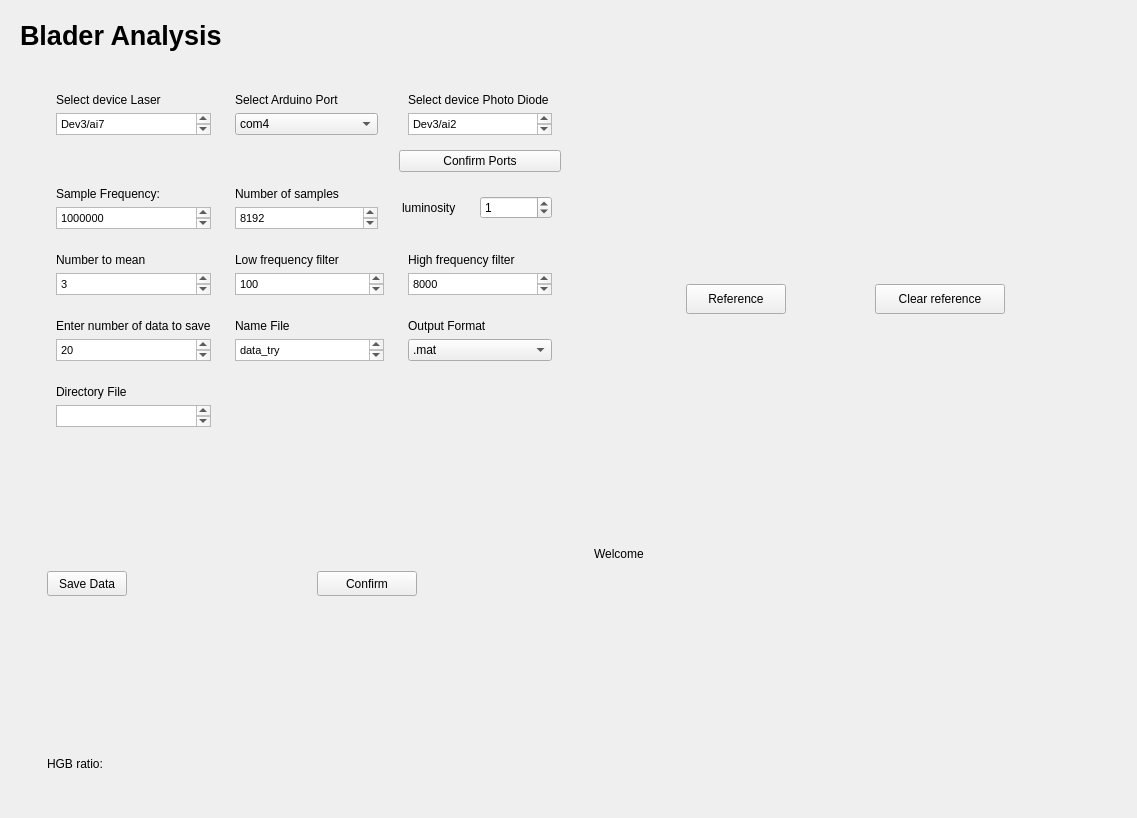
Qt form GlobalGUI/gui/uis/pages/main_pages.ui (SSierraAl/OFI-Blader-Analysis) before a commit.
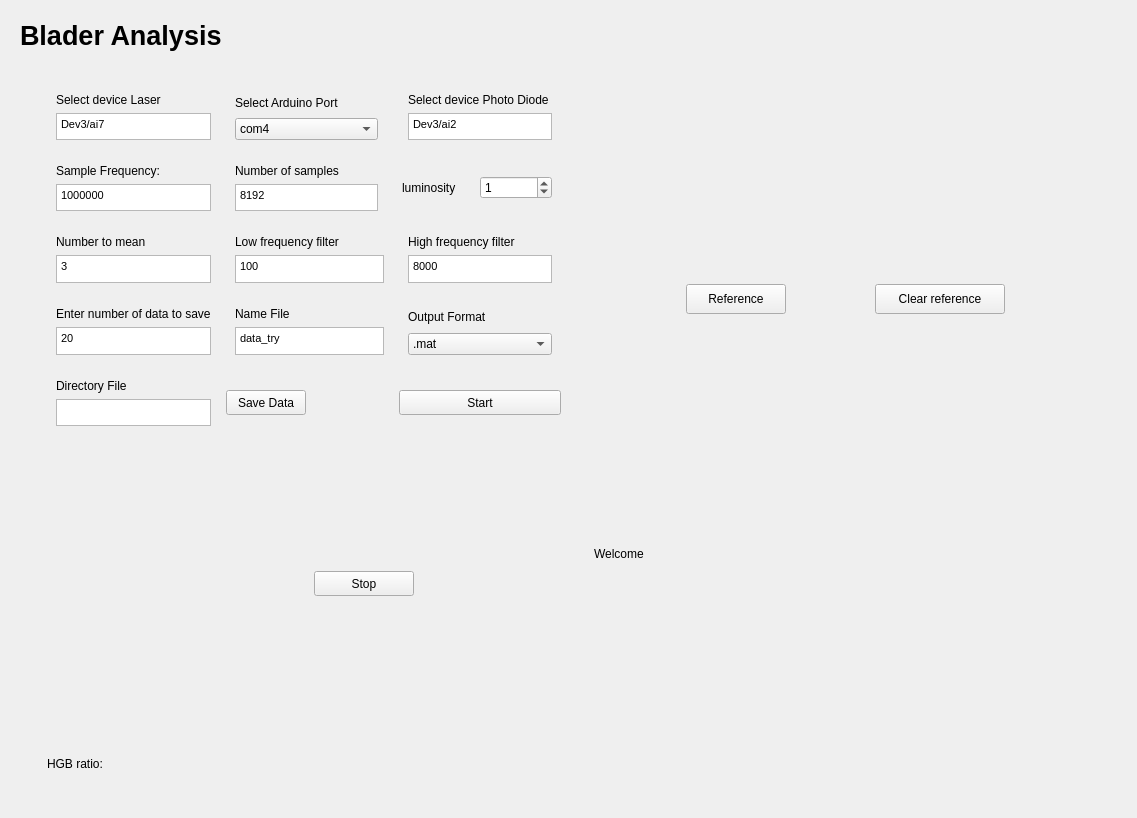
The same form after that commit.

Diff of the .ui file:
```diff
--- a/GlobalGUI/gui/uis/pages/main_pages.ui
+++ b/GlobalGUI/gui/uis/pages/main_pages.ui
@@ -1302,19 +1302,6 @@
                   </layout>
                  </widget>
                 </item>
-                <item row="3" column="4">
-                 <widget class="QPushButton" name="portsButton">
-                  <property name="maximumSize">
-                   <size>
-                    <width>200</width>
-                    <height>25</height>
-                   </size>
-                  </property>
-                  <property name="text">
-                   <string>Confirm Ports</string>
-                  </property>
-                 </widget>
-                </item>
                 <item row="8" column="2">
                  <spacer name="verticalSpacer_6">
                   <property name="orientation">
@@ -1831,12 +1818,77 @@
                   </property>
                  </spacer>
                 </item>
+                <item row="7" column="4">
+                 <widget class="QPushButton" name="portsButton">
+                  <property name="maximumSize">
+                   <size>
+                    <width>200</width>
+                    <height>25</height>
+                   </size>
+                  </property>
+                  <property name="text">
+                   <string>Start</string>
+                  </property>
+                 </widget>
+                </item>
+                <item row="7" column="2">
+                 <widget class="QPushButton" name="Save_Data">
+                  <property name="maximumSize">
+                   <size>
+                    <width>80</width>
+                    <height>25</height>
+                   </size>
+                  </property>
+                  <property name="text">
+                   <string>Save Data</string>
+                  </property>
+                 </widget>
+                </item>
                </layout>
               </widget>
              </item>
              <item>
               <widget class="QWidget" name="widget_5" native="true">
                <layout class="QGridLayout" name="gridLayout_4">
+                <item row="3" column="1" rowspan="2">
+                 <spacer name="horizontalSpacer_15">
+                  <property name="orientation">
+                   <enum>Qt::Horizontal</enum>
+                  </property>
+                  <property name="sizeHint" stdset="0">
+                   <size>
+                    <width>198</width>
+                    <height>20</height>
+                   </size>
+                  </property>
+                 </spacer>
+                </item>
+                <item row="3" column="4" rowspan="2">
+                 <spacer name="horizontalSpacer_14">
+                  <property name="orientation">
+                   <enum>Qt::Horizontal</enum>
+                  </property>
+                  <property name="sizeHint" stdset="0">
+                   <size>
+                    <width>197</width>
+                    <height>20</height>
+                   </size>
+                  </property>
+                 </spacer>
+                </item>
+                <item row="0" column="2">
+                 <spacer name="verticalSpacer_17">
+                  <property name="orientation">
+                   <enum>Qt::Vertical</enum>
+                  </property>
+                  <property name="sizeHint" stdset="0">
+                   <size>
+                    <width>20</width>
+                    <height>40</height>
+                   </size>
+                  </property>
+                 </spacer>
+                </item>
                 <item row="0" column="4">
                  <widget class="QPushButton" name="Ok_Button">
                   <property name="maximumSize">
@@ -1846,59 +1898,7 @@
                    </size>
                   </property>
                   <property name="text">
-                   <string>Confirm</string>
-                  </property>
-                 </widget>
-                </item>
-                <item row="0" column="2">
-                 <spacer name="verticalSpacer_17">
-                  <property name="orientation">
-                   <enum>Qt::Vertical</enum>
-                  </property>
-                  <property name="sizeHint" stdset="0">
-                   <size>
-                    <width>20</width>
-                    <height>40</height>
-                   </size>
-                  </property>
-                 </spacer>
-                </item>
-                <item row="2" column="4" rowspan="2">
-                 <spacer name="horizontalSpacer_14">
-                  <property name="orientation">
-                   <enum>Qt::Horizontal</enum>
-                  </property>
-                  <property name="sizeHint" stdset="0">
-                   <size>
-                    <width>197</width>
-                    <height>20</height>
-                   </size>
-                  </property>
-                 </spacer>
-                </item>
-                <item row="2" column="1" rowspan="2">
-                 <spacer name="horizontalSpacer_15">
-                  <property name="orientation">
-                   <enum>Qt::Horizontal</enum>
-                  </property>
-                  <property name="sizeHint" stdset="0">
-                   <size>
-                    <width>198</width>
-                    <height>20</height>
-                   </size>
-                  </property>
-                 </spacer>
-                </item>
-                <item row="0" column="1">
-                 <widget class="QPushButton" name="Save_Data">
-                  <property name="maximumSize">
-                   <size>
-                    <width>80</width>
-                    <height>25</height>
-                   </size>
-                  </property>
-                  <property name="text">
-                   <string>Save Data</string>
+                   <string>Stop</string>
                   </property>
                  </widget>
                 </item>
```
